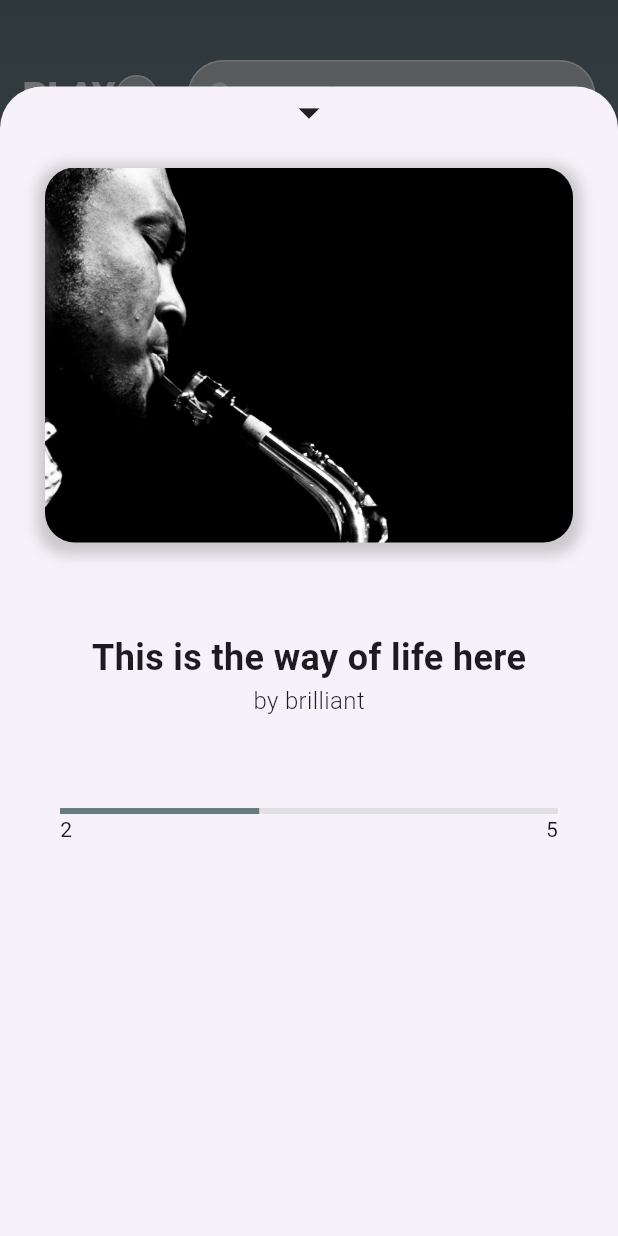
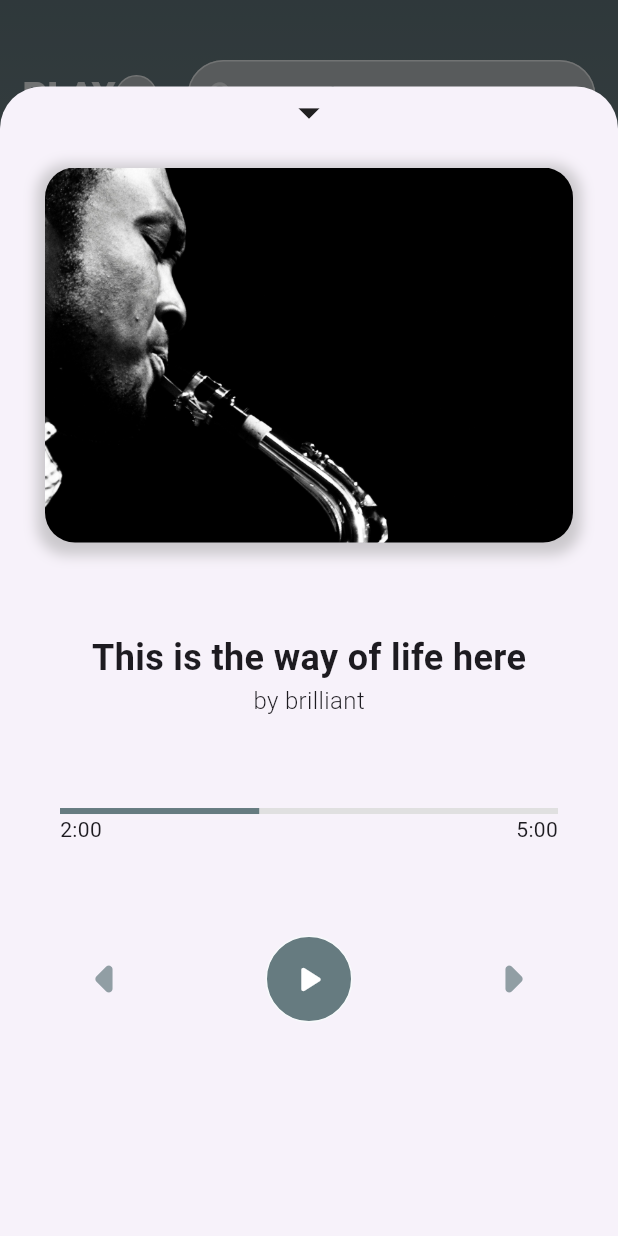
Before and after one commit to kwakyebrilliant/play, a Flutter app: the SearchPage screen opened directly, after a tap on "This is the way of life here", on a phone screen of 412 x 824 dp. Run offline on Flutter 3.47's test engine with Material 3 defaults, Android fonts, the phone set to English and light mode, and no system bars.

Commit message:
search updates

```diff
--- a/lib/screens/search/search_page.dart
+++ b/lib/screens/search/search_page.dart
@@ -23,8 +23,14 @@ class _SearchPageState extends State<SearchPage> {
     double progress = currentDurationInSeconds / totalDurationInSeconds;
 
     // Converting progress to minutes
-    int currentMinutes = (currentDurationInSeconds / 60).floor();
-    int totalMinutes = (totalDurationInSeconds / 60).floor();
+    int currentMinutes = (currentDurationInSeconds ~/ 60);
+    int currentSeconds = currentDurationInSeconds % 60;
+
+    int totalMinutes = (totalDurationInSeconds ~/ 60);
+    int totalSeconds = totalDurationInSeconds % 60;
+
+    // Format seconds to have double figures
+    String formattedCurrentSeconds = currentSeconds.toString().padLeft(2, '0');
 
     return Scaffold(
       body: Container(
@@ -289,16 +295,65 @@ class _SearchPageState extends State<SearchPage> {
                                           children: [
                                             //current minutes
                                             Text(
-                                              '$currentMinutes',
+                                              '$currentMinutes:$formattedCurrentSeconds',
                                               style: const TextStyle(
                                                   fontSize: 14.0),
                                             ),
 
                                             //total minutes
                                             Text(
-                                              ' $totalMinutes',
+                                              ' $totalMinutes:${totalSeconds.toString().padLeft(2, '0')}',
                                               style: const TextStyle(
                                                   fontSize: 14.0),
+                                            ),
+                                          ],
+                                        ),
+                                      ),
+
+                                      //padding wrapping shuffle, arrow left, play, arrow right, loop
+                                      Padding(
+                                        padding: const EdgeInsets.symmetric(
+                                            horizontal: 40.0, vertical: 60.0),
+                                        child: Row(
+                                          mainAxisAlignment:
+                                              MainAxisAlignment.spaceBetween,
+                                          children: [
+                                            //arrow left icon here
+                                            Icon(
+                                              Icons.arrow_left_rounded,
+                                              size: 60.0,
+                                              color: const Color(0xFF667b80)
+                                                  .withOpacity(0.7),
+                                            ),
+
+                                            //play icon container
+                                            Container(
+                                              height: 58.0,
+                                              width: 58.0,
+                                              decoration: BoxDecoration(
+                                                color: const Color(0xFF667b80),
+                                                borderRadius:
+                                                    BorderRadius.circular(60.0),
+                                                border: Border.all(
+                                                  width: 1.0,
+                                                  color:
+                                                      const Color(0xFFF7fAFB),
+                                                ),
+                                              ),
+                                              // Play icon
+                                              child: const Icon(
+                                                Icons.play_arrow_rounded,
+                                                size: 30.0,
+                                                color: Colors.white,
+                                              ),
+                                            ),
+
+                                            //arrow right icon here
+                                            Icon(
+                                              Icons.arrow_right_rounded,
+                                              size: 60.0,
+                                              color: const Color(0xFF667b80)
+                                                  .withOpacity(0.7),
                                             ),
                                           ],
                                         ),
```
